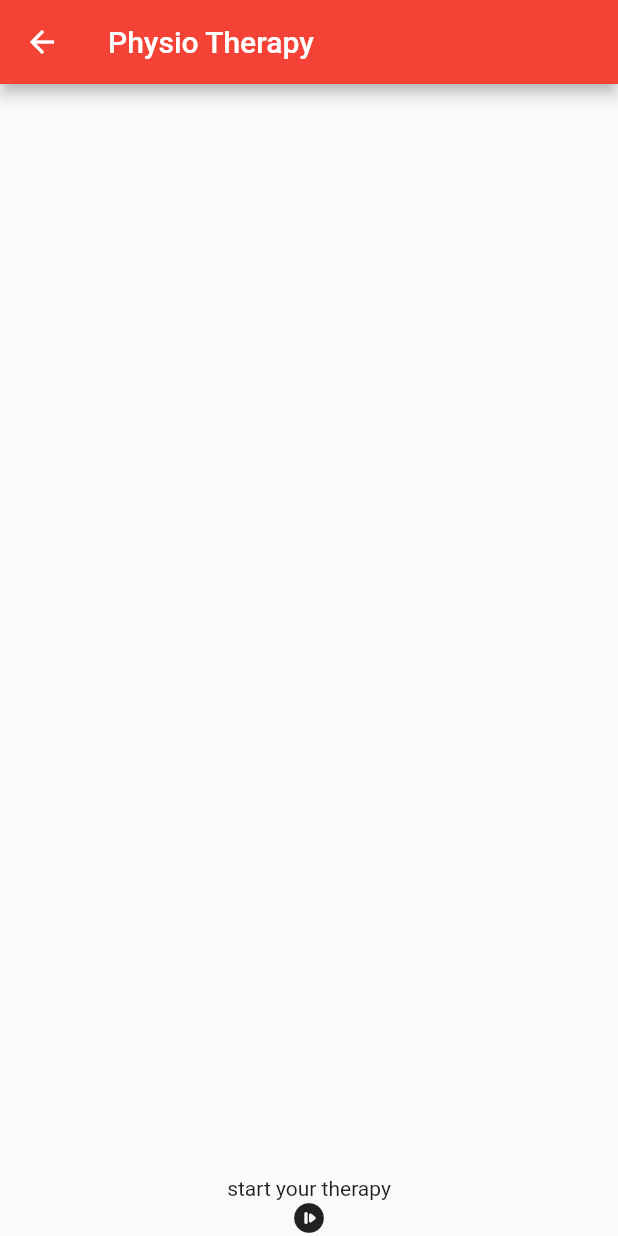
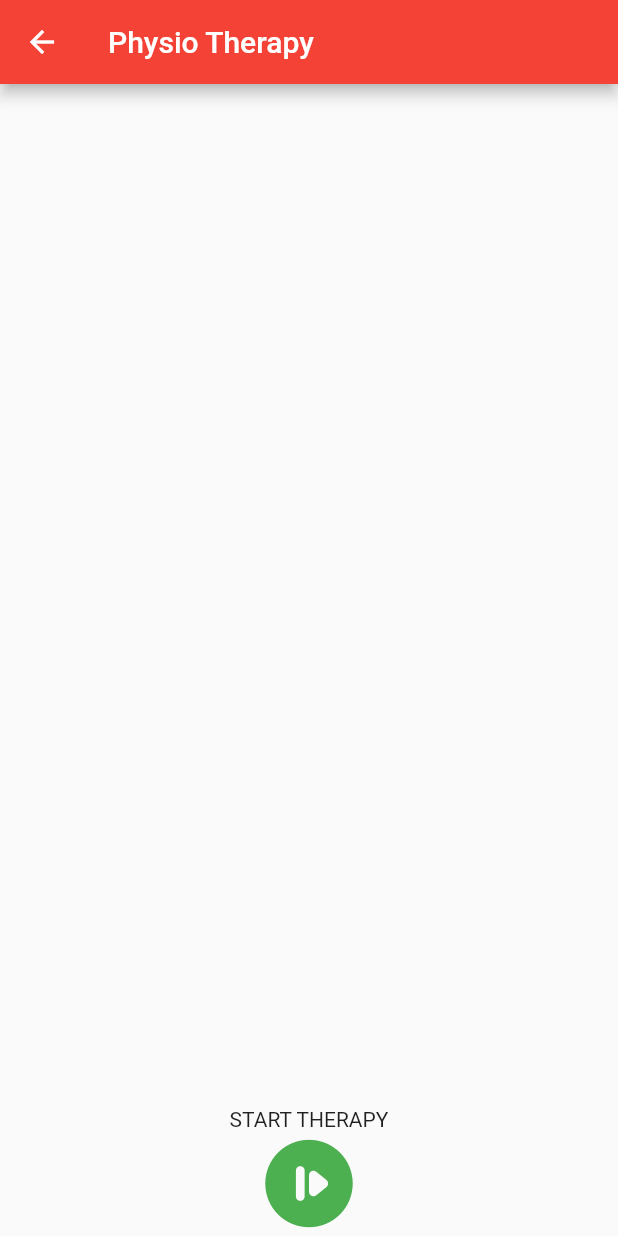
Before and after one commit to oyokadaniel/TeleRehab, a Flutter app: the screen it shows after launch, after a tap on "Login", after a tap on "Physio Therapy", on a phone screen of 412 x 824 dp. Run offline on Flutter 3.47's test engine with Material 2 defaults, Android fonts, the phone set to English and light mode, and no system bars.

Commit message:
made some changes in the start icon

```diff
--- a/lib/screens/moduledetails_screen.dart
+++ b/lib/screens/moduledetails_screen.dart
@@ -15,8 +15,13 @@ class ModuleDetailsPage extends StatelessWidget {
         child: Column(
           mainAxisAlignment: MainAxisAlignment.end,
           children: <Widget>[
-            Text("start your therapy"),
-            Icon(Icons.not_started_rounded),
+            Text("START THERAPY"),
+            Icon(
+              Icons.not_started_rounded,
+              size: 70,
+              color: Colors.green,
+              weight: 65,
+            ),
           ],
         ),
       ),
```
